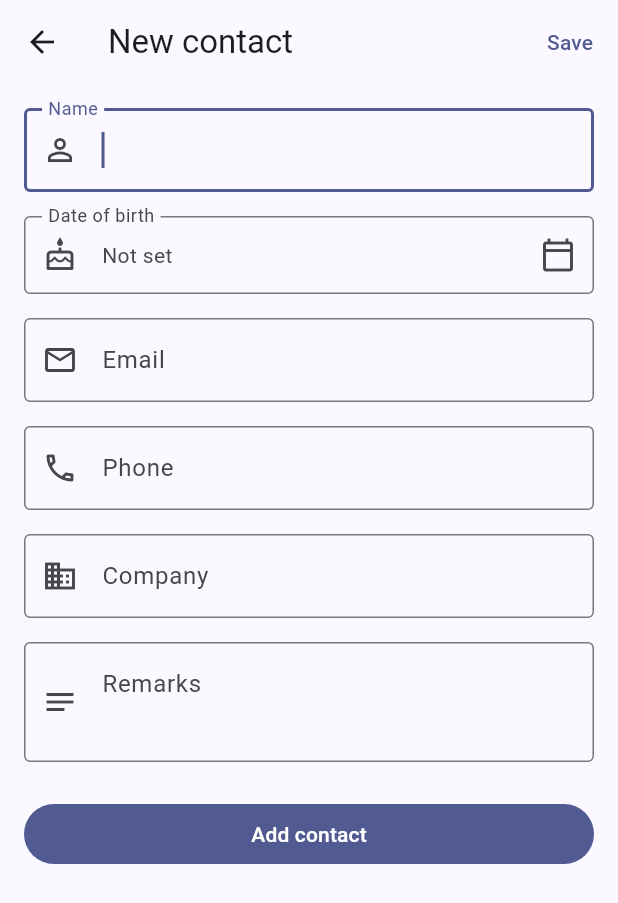
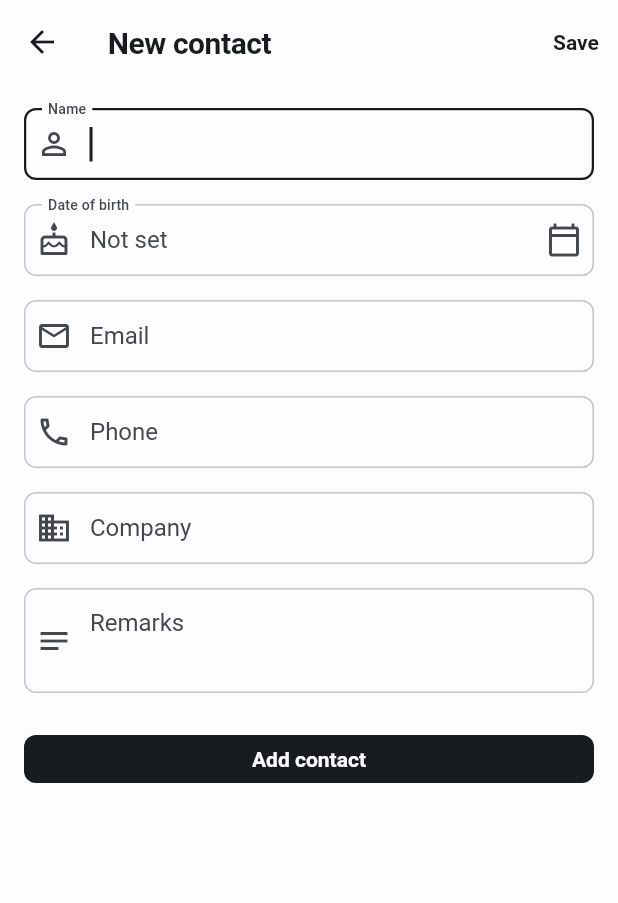
Before and after one commit to okpilot/first-android-app, a Flutter app: the screen it shows after launch, after a tap on "New contact", on a phone screen of 412 x 824 dp. Shown: the top 903 px of the screen. Run offline on Flutter 3.47's test engine with Material 3 defaults, Android fonts, the phone set to English and light mode, and no system bars; our stand-ins replace supabase_flutter; accounts and stored records are empty.

Commit message:
theme: bespoke monochrome (Linear/Attio) theme + unified type scale (Decision 13)
Replace stock indigo Material 3 with a flat/tight/monochrome ThemeData (lib/theme.dart):
near-black ink as the only accent, surfaceTint transparent (no tonal elevation), small
radii, hairline dividers, compact density, neutral avatars, ink-filled buttons. Light +
dark, ThemeMode.system.

Typography QA: consolidate to one documented type scale with exactly three weights
(w600 titles/names/buttons, w500 field labels, w400 values/body) referenced everywhere,
fixing weight/size drift between TextField / CircleAvatar / InputDecoration defaults.
Detail-screen labels and form floating labels now render identically.

Co-Authored-By: Claude Opus 4.8 (1M context) <noreply@anthropic.com>

```diff
--- a/lib/app.dart
+++ b/lib/app.dart
@@ -2,6 +2,7 @@ import 'package:flutter/material.dart';
 
 import 'data/contacts_repository.dart';
 import 'screens/contacts_list_screen.dart';
+import 'theme.dart';
 
 /// Root widget. Takes the repository by injection so `main` can wire the real
 /// Supabase-backed one and tests can pass a fake.
@@ -12,16 +13,13 @@ class ContactsApp extends StatelessWidget {
 
   @override
   Widget build(BuildContext context) {
-    // Stock Material 3 for now — a bespoke theme is its own later slice (Decision 8).
-    final colorScheme = ColorScheme.fromSeed(seedColor: Colors.indigo);
+    // Bespoke flat/tight/monochrome theme (Linear/Attio) — see lib/theme.dart.
     return MaterialApp(
       title: 'Contacts',
       debugShowCheckedModeBanner: false,
-      theme: ThemeData(
-        colorScheme: colorScheme,
-        useMaterial3: true,
-        visualDensity: VisualDensity.adaptivePlatformDensity,
-      ),
+      theme: AppTheme.light,
+      darkTheme: AppTheme.dark,
+      themeMode: ThemeMode.system,
       home: ContactsListScreen(repository: repository),
     );
   }
--- a/lib/screens/contact_detail_screen.dart
+++ b/lib/screens/contact_detail_screen.dart
@@ -118,8 +118,15 @@ class _ContactDetailScreenState extends State<ContactDetailScreen> {
                   radius: 28,
                   backgroundColor: theme.colorScheme.secondaryContainer,
                   foregroundColor: theme.colorScheme.onSecondaryContainer,
-                  child: Text(_initials(c.name),
-                      style: theme.textTheme.titleLarge),
+                  child: Text(
+                    _initials(c.name),
+                    style: TextStyle(
+                      fontSize: 18,
+                      fontWeight: FontWeight.w600,
+                      letterSpacing: 0.2,
+                      color: theme.colorScheme.onSecondaryContainer,
+                    ),
+                  ),
                 ),
                 const SizedBox(width: 16),
                 Expanded(
--- a/lib/screens/contact_form_screen.dart
+++ b/lib/screens/contact_form_screen.dart
@@ -230,9 +230,13 @@ class _DobField extends StatelessWidget {
         ),
         child: Text(
           text ?? 'Not set',
-          style: value == null
-              ? TextStyle(color: Theme.of(context).colorScheme.onSurfaceVariant)
-              : null,
+          // Same body style as the other input fields, so the date value doesn't
+          // render at a different size/weight than Email/Phone/etc.
+          style: Theme.of(context).textTheme.bodyLarge?.copyWith(
+                color: value == null
+                    ? Theme.of(context).colorScheme.onSurfaceVariant
+                    : null,
+              ),
         ),
       ),
     );
--- a/lib/screens/contacts_list_screen.dart
+++ b/lib/screens/contacts_list_screen.dart
@@ -142,7 +142,15 @@ class _InitialsAvatar extends StatelessWidget {
     return CircleAvatar(
       backgroundColor: scheme.secondaryContainer,
       foregroundColor: scheme.onSecondaryContainer,
-      child: Text(_initials),
+      child: Text(
+        _initials,
+        style: TextStyle(
+          fontSize: 14,
+          fontWeight: FontWeight.w600,
+          letterSpacing: 0.2,
+          color: scheme.onSecondaryContainer,
+        ),
+      ),
     );
   }
 }
--- /dev/null
+++ b/lib/theme.dart
@@ -0,0 +1,259 @@
+import 'package:flutter/material.dart';
+
+/// Bespoke theme translated from the agreed prototype (direction D + mono palette):
+/// flat, tight, monochrome — Linear/Attio. Near-black ink is the only accent; no
+/// tonal M3 fills (surfaceTint transparent), small radii, hairline dividers, compact
+/// density. Both light and dark are first-class. (Decision 8's "theming slice".)
+class AppTheme {
+  AppTheme._();
+
+  // ---- radii / density -----------------------------------------------------
+  static const _radius = 10.0;
+  static const _fieldRadius = 8.0;
+
+  // ---- light tokens (from the prototype) -----------------------------------
+  static const _inkL = Color(0xFF191C1E);
+  static const _inkSoftL = Color(0xFF43474C);
+  static const _baseL = Color(0xFFFDFDFF);
+  static const _outlineL = Color(0xFFC3C6CD);
+  static const _dividerL = Color(0xFFE5E7EC);
+  static const _neutralChipL = Color(0xFFECEEF2);
+
+  // ---- dark tokens ---------------------------------------------------------
+  static const _inkD = Color(0xFFE3E2E6);
+  static const _inkSoftD = Color(0xFFA9ADB6);
+  static const _baseD = Color(0xFF121316);
+  static const _outlineD = Color(0xFF3B3E45);
+  static const _dividerD = Color(0xFF26282D);
+  static const _neutralChipD = Color(0xFF26282D);
+
+  static ThemeData get light => _build(
+        brightness: Brightness.light,
+        ink: _inkL,
+        inkSoft: _inkSoftL,
+        base: _baseL,
+        outline: _outlineL,
+        divider: _dividerL,
+        chip: _neutralChipL,
+        surfaceContainers: const [
+          Colors.white,
+          Color(0xFFF7F8FA),
+          Color(0xFFF3F4F7),
+          Color(0xFFEEEFF3),
+          Color(0xFFE9EAEF),
+        ],
+        error: const Color(0xFFBA1A1A),
+        onError: Colors.white,
+        errorContainer: const Color(0xFFFFDAD6),
+        onErrorContainer: const Color(0xFF410002),
+      );
+
+  static ThemeData get dark => _build(
+        brightness: Brightness.dark,
+        ink: _inkD,
+        inkSoft: _inkSoftD,
+        base: _baseD,
+        outline: _outlineD,
+        divider: _dividerD,
+        chip: _neutralChipD,
+        surfaceContainers: const [
+          Color(0xFF0E0F12),
+          Color(0xFF161718),
+          Color(0xFF1A1B1F),
+          Color(0xFF212327),
+          Color(0xFF2A2C31),
+        ],
+        error: const Color(0xFFFFB4AB),
+        onError: const Color(0xFF690005),
+        errorContainer: const Color(0xFF93000A),
+        onErrorContainer: const Color(0xFFFFDAD6),
+      );
+
+  static ThemeData _build({
+    required Brightness brightness,
+    required Color ink,
+    required Color inkSoft,
+    required Color base,
+    required Color outline,
+    required Color divider,
+    required Color chip,
+    required List<Color> surfaceContainers,
+    required Color error,
+    required Color onError,
+    required Color errorContainer,
+    required Color onErrorContainer,
+  }) {
+    // Mono: the accent IS the ink. Buttons are ink-filled with base-colored text.
+    final scheme = ColorScheme(
+      brightness: brightness,
+      primary: ink,
+      onPrimary: base,
+      primaryContainer: chip,
+      onPrimaryContainer: ink,
+      secondary: inkSoft,
+      onSecondary: base,
+      secondaryContainer: chip,
+      onSecondaryContainer: inkSoft,
+      tertiary: inkSoft,
+      onTertiary: base,
+      tertiaryContainer: chip,
+      onTertiaryContainer: inkSoft,
+      error: error,
+      onError: onError,
+      errorContainer: errorContainer,
+      onErrorContainer: onErrorContainer,
+      surface: base,
+      onSurface: ink,
+      onSurfaceVariant: inkSoft,
+      outline: outline,
+      outlineVariant: divider,
+      surfaceContainerLowest: surfaceContainers[0],
+      surfaceContainerLow: surfaceContainers[1],
+      surfaceContainer: surfaceContainers[2],
+      surfaceContainerHigh: surfaceContainers[3],
+      surfaceContainerHighest: surfaceContainers[4],
+      inverseSurface: ink,
+      onInverseSurface: base,
+      inversePrimary: inkSoft,
+      shadow: Colors.black,
+      scrim: Colors.black,
+      surfaceTint: Colors.transparent, // kill M3 tonal elevation → truly flat
+    );
+
+    final baseText = (brightness == Brightness.light
+            ? Typography.blackMountainView
+            : Typography.whiteMountainView)
+        .apply(bodyColor: ink, displayColor: ink);
+
+    // ONE explicit type scale (single source of truth). Roboto, exactly three
+    // weights so hierarchy comes from size + weight, never accident:
+    //   w600 — screen titles, entity names, buttons
+    //   w500 — field labels (detail + form, same style)
+    //   w400 — body values, input text, secondary/meta
+    final textTheme = baseText.copyWith(
+      // detail screen name
+      headlineSmall: baseText.headlineSmall?.copyWith(
+          fontSize: 24, height: 1.25, fontWeight: FontWeight.w600, letterSpacing: -0.4, color: ink),
+      // app bar / screen titles
+      titleLarge: baseText.titleLarge?.copyWith(
+          fontSize: 20, height: 1.3, fontWeight: FontWeight.w600, letterSpacing: -0.3, color: ink),
+      // section / empty-state headings
+      titleMedium: baseText.titleMedium?.copyWith(
+          fontSize: 16, height: 1.4, fontWeight: FontWeight.w600, letterSpacing: -0.1, color: ink),
+      // body values + text-field input (same style → identical across screens)
+      bodyLarge: baseText.bodyLarge?.copyWith(
+          fontSize: 16, height: 1.45, fontWeight: FontWeight.w400, letterSpacing: 0, color: ink),
+      // secondary / subtitle / meta
+      bodyMedium: baseText.bodyMedium?.copyWith(
+          fontSize: 14, height: 1.4, fontWeight: FontWeight.w400, letterSpacing: 0.1, color: inkSoft),
+      // buttons
+      labelLarge: baseText.labelLarge?.copyWith(
+          fontSize: 14, fontWeight: FontWeight.w600, letterSpacing: 0, color: ink),
+      // field labels (detail rows + form floating labels use THIS, identically)
+      labelMedium: baseText.labelMedium?.copyWith(
+          fontSize: 12.5, fontWeight: FontWeight.w500, letterSpacing: 0.2, color: inkSoft),
+    );
+
+    OutlineInputBorder fieldBorder(Color c, [double w = 1]) => OutlineInputBorder(
+          borderRadius: BorderRadius.circular(_fieldRadius),
+          borderSide: BorderSide(color: c, width: w),
+        );
+
+    final shape = RoundedRectangleBorder(borderRadius: BorderRadius.circular(_radius));
+
+    return ThemeData(
+      useMaterial3: true,
+      colorScheme: scheme,
+      scaffoldBackgroundColor: scheme.surface,
+      canvasColor: scheme.surface,
+      visualDensity: VisualDensity.compact,
+      textTheme: textTheme,
+      dividerColor: divider,
+      dividerTheme: DividerThemeData(color: divider, thickness: 1, space: 1),
+      appBarTheme: AppBarTheme(
+        backgroundColor: scheme.surface,
+        foregroundColor: scheme.onSurface,
+        surfaceTintColor: Colors.transparent,
+        scrolledUnderElevation: 0,
+        elevation: 0,
+        centerTitle: false,
+        titleTextStyle: textTheme.titleLarge,
+      ),
+      cardTheme: CardThemeData(
+        elevation: 0,
+        color: scheme.surface,
+        surfaceTintColor: Colors.transparent,
+        margin: EdgeInsets.zero,
+        shape: shape.copyWith(side: BorderSide(color: divider)),
+      ),
+      listTileTheme: ListTileThemeData(
+        iconColor: scheme.onSurfaceVariant,
+        titleTextStyle: textTheme.bodyLarge?.copyWith(fontWeight: FontWeight.w600),
+        subtitleTextStyle:
+            textTheme.bodyMedium?.copyWith(color: scheme.onSurfaceVariant),
+      ),
+      filledButtonTheme: FilledButtonThemeData(
+        style: FilledButton.styleFrom(
+          backgroundColor: scheme.primary,
+          foregroundColor: scheme.onPrimary,
+          elevation: 0,
+          shape: RoundedRectangleBorder(
+              borderRadius: BorderRadius.circular(_fieldRadius)),
+          textStyle: textTheme.labelLarge,
+          padding: const EdgeInsets.symmetric(horizontal: 20, vertical: 14),
+        ),
+      ),
+      outlinedButtonTheme: OutlinedButtonThemeData(
+        style: OutlinedButton.styleFrom(
+          foregroundColor: scheme.onSurface,
+          side: BorderSide(color: scheme.outline),
+          shape: RoundedRectangleBorder(
+              borderRadius: BorderRadius.circular(_fieldRadius)),
+          textStyle: textTheme.labelLarge,
+          padding: const EdgeInsets.symmetric(horizontal: 18, vertical: 12),
+        ),
+      ),
+      textButtonTheme: TextButtonThemeData(
+        style: TextButton.styleFrom(
+          foregroundColor: scheme.primary,
+          textStyle: textTheme.labelLarge,
+        ),
+      ),
+      floatingActionButtonTheme: FloatingActionButtonThemeData(
+        backgroundColor: scheme.primary,
+        foregroundColor: scheme.onPrimary,
+        elevation: 0,
+        focusElevation: 0,
+        hoverElevation: 1,
+        highlightElevation: 0,
+        shape: RoundedRectangleBorder(borderRadius: BorderRadius.circular(_radius)),
+        extendedTextStyle: textTheme.labelLarge,
+      ),
+      inputDecorationTheme: InputDecorationTheme(
+        filled: false,
+        border: fieldBorder(scheme.outline),
+        enabledBorder: fieldBorder(scheme.outline),
+        focusedBorder: fieldBorder(scheme.primary, 1.5),
+        errorBorder: fieldBorder(scheme.error),
+        focusedErrorBorder: fieldBorder(scheme.error, 1.5),
+        // resting label = body size (sits on the input line); floated label uses the
+        // SAME field-label style as the detail screen's row labels.
+        labelStyle: textTheme.bodyLarge?.copyWith(color: scheme.onSurfaceVariant),
+        floatingLabelStyle: textTheme.labelMedium,
+        prefixIconColor: scheme.onSurfaceVariant,
+      ),
+      snackBarTheme: SnackBarThemeData(
+        backgroundColor: scheme.inverseSurface,
+        contentTextStyle: TextStyle(color: scheme.onInverseSurface),
+        behavior: SnackBarBehavior.floating,
+        shape: RoundedRectangleBorder(
+            borderRadius: BorderRadius.circular(_fieldRadius)),
+      ),
+      dialogTheme: DialogThemeData(
+        backgroundColor: scheme.surface,
+        surfaceTintColor: Colors.transparent,
+        shape: shape,
+      ),
+    );
+  }
+}
```
Also changed, not shown: 2 other files.
